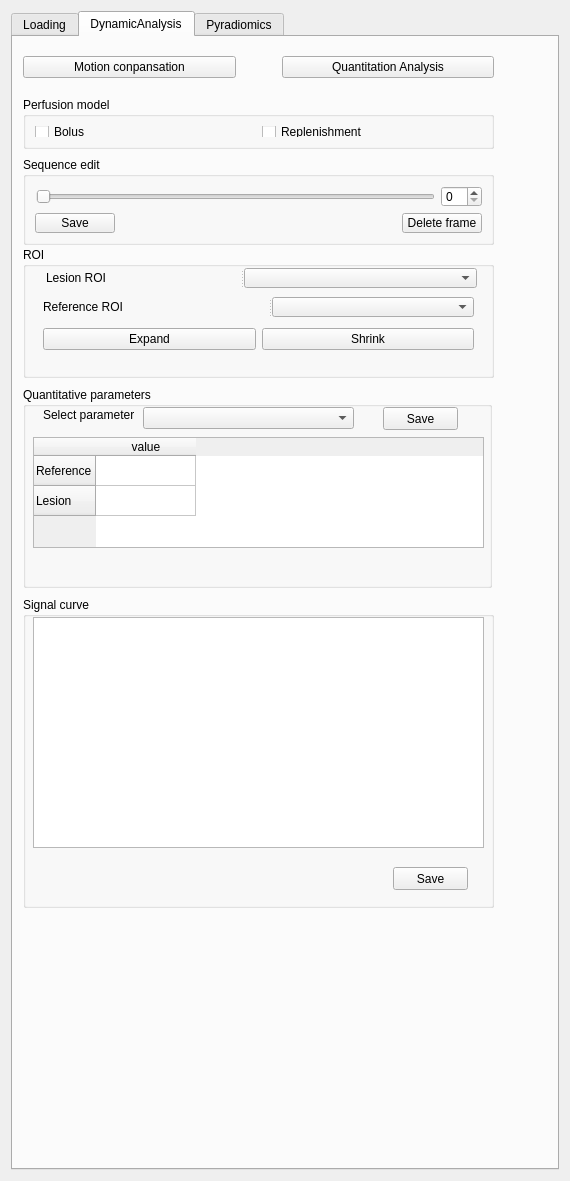
Above: Plugins/US.ToolKit/src/internal/USToolKitViewControls.ui from yexuehua/CEUS before the change. Below: the same form after it.
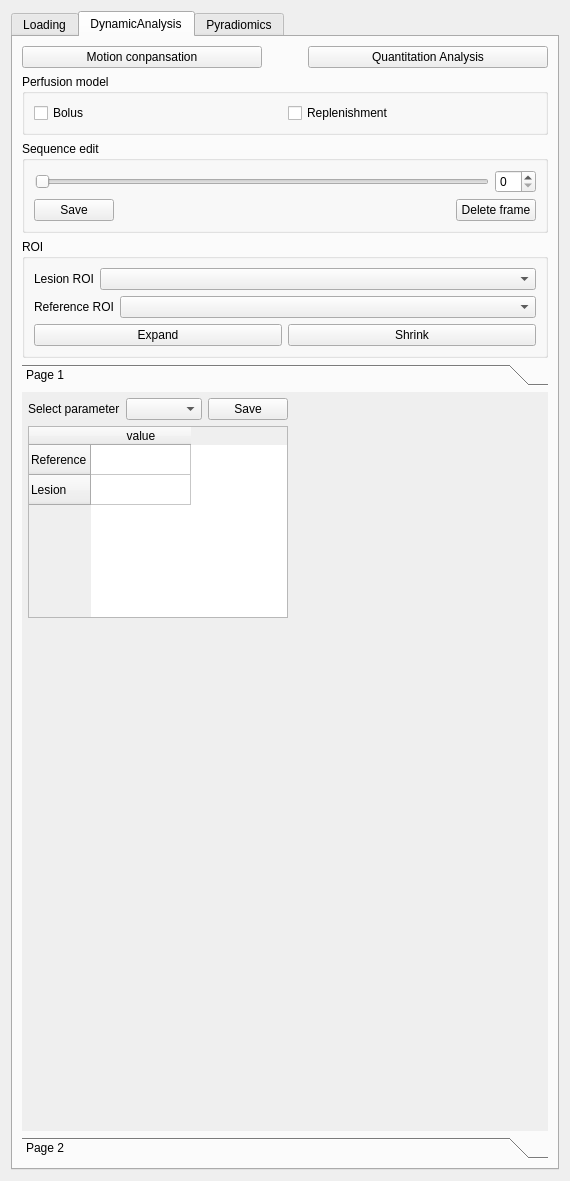
That is the form after the change. The open tabs and pages were chosen to show the change. Icons and pictures are not drawn. Custom widgets are drawn as their Qt base class.

Patch:
```diff
--- a/Plugins/US.ToolKit/src/internal/USToolKitViewControls.ui
+++ b/Plugins/US.ToolKit/src/internal/USToolKitViewControls.ui
@@ -118,93 +118,82 @@
       <attribute name="title">
        <string>DynamicAnalysis</string>
       </attribute>
-      <widget class="QGroupBox" name="DCEUSStaticGroupBox">
-       <property name="geometry">
-        <rect>
-         <x>10</x>
-         <y>350</y>
-         <width>469</width>
-         <height>201</height>
-        </rect>
-       </property>
+      <layout class="QVBoxLayout" name="verticalLayout_15">
+       <item>
+        <layout class="QVBoxLayout" name="verticalLayout_14">
+         <item>
+          <layout class="QHBoxLayout" name="horizontalLayout">
+           <item>
+            <widget class="QPushButton" name="pushButton_13">
+             <property name="text">
+              <string>Motion conpansation</string>
+             </property>
+            </widget>
+           </item>
+           <item>
+            <spacer name="horizontalSpacer_9">
+             <property name="orientation">
+              <enum>Qt::Horizontal</enum>
+             </property>
+             <property name="sizeType">
+              <enum>QSizePolicy::Maximum</enum>
+             </property>
+             <property name="sizeHint" stdset="0">
+              <size>
+               <width>40</width>
+               <height>20</height>
+              </size>
+             </property>
+            </spacer>
+           </item>
+           <item>
+            <widget class="QPushButton" name="USQuantitationButton">
+             <property name="text">
+              <string>Quantitation Analysis</string>
+             </property>
+            </widget>
+           </item>
+          </layout>
+         </item>
+         <item>
+          <widget class="QGroupBox" name="groupBox_2">
        <property name="title">
-        <string>Quantitative parameters</string>
-       </property>
-       <widget class="QLabel" name="label_9">
-        <property name="geometry">
-         <rect>
-          <x>20</x>
-          <y>20</y>
-          <width>91</width>
-          <height>16</height>
-         </rect>
-        </property>
+            <string>Perfusion model</string>
+           </property>
+           <layout class="QVBoxLayout" name="verticalLayout_11">
+            <item>
+             <layout class="QGridLayout" name="gridLayout_3">
+              <item row="0" column="0">
+               <widget class="QCheckBox" name="DCEUSDynamicCheckbox">
         <property name="text">
-         <string>Select parameter</string>
-        </property>
-       </widget>
-       <widget class="QComboBox" name="comboBox_2">
-        <property name="geometry">
-         <rect>
-          <x>120</x>
-          <y>20</y>
-          <width>211</width>
-          <height>22</height>
-         </rect>
-        </property>
-       </widget>
-       <widget class="QTableWidget" name="tableWidget">
-        <property name="geometry">
-         <rect>
-          <x>10</x>
-          <y>50</y>
-          <width>451</width>
-          <height>111</height>
-         </rect>
-        </property>
-        <row>
+                 <string>Bolus</string>
+                </property>
+                <property name="autoExclusive">
+                 <bool>true</bool>
+                </property>
+               </widget>
+              </item>
+              <item row="0" column="1">
+               <widget class="QCheckBox" name="DCEUSStaticCheckbox">
          <property name="text">
-          <string>Reference</string>
-         </property>
-        </row>
-        <row>
-         <property name="text">
-          <string>Lesion</string>
-         </property>
-        </row>
-        <column>
-         <property name="text">
-          <string>value</string>
-         </property>
-        </column>
-       </widget>
-       <widget class="QPushButton" name="pushButton_5">
-        <property name="geometry">
-         <rect>
-          <x>360</x>
-          <y>20</y>
-          <width>75</width>
-          <height>23</height>
-         </rect>
-        </property>
-        <property name="text">
-         <string>Save</string>
-        </property>
-       </widget>
-      </widget>
+                 <string>Replenishment</string>
+                </property>
+                <property name="autoExclusive">
+                 <bool>true</bool>
+                </property>
+               </widget>
+              </item>
+             </layout>
+            </item>
+           </layout>
+          </widget>
+         </item>
+         <item>
       <widget class="QGroupBox" name="ColorUSGroupBox">
-       <property name="geometry">
-        <rect>
-         <x>10</x>
-         <y>120</y>
-         <width>471</width>
-         <height>88</height>
-        </rect>
-       </property>
        <property name="title">
         <string>Sequence edit</string>
        </property>
-       <layout class="QVBoxLayout" name="verticalLayout_2">
+           <layout class="QVBoxLayout" name="verticalLayout_12">
         <item>
          <layout class="QHBoxLayout" name="horizontalLayout_10">
           <item>
@@ -268,27 +257,42 @@
         </item>
        </layout>
       </widget>
+         </item>
+         <item>
       <widget class="QGroupBox" name="groupBox_3">
-       <property name="geometry">
-        <rect>
-         <x>10</x>
-         <y>210</y>
-         <width>471</width>
-         <height>131</height>
-        </rect>
-       </property>
        <property name="title">
         <string>ROI</string>
        </property>
-       <widget class="QWidget" name="layoutWidget">
-        <property name="geometry">
-         <rect>
-          <x>20</x>
-          <y>80</y>
-          <width>431</width>
-          <height>25</height>
-         </rect>
-        </property>
+           <layout class="QVBoxLayout" name="verticalLayout_13">
+            <item>
+             <layout class="QFormLayout" name="formLayout_2">
+              <item row="0" column="0">
+               <widget class="QLabel" name="label_5">
+                <property name="text">
+                 <string>Lesion ROI</string>
+                </property>
+               </widget>
+              </item>
+              <item row="0" column="1">
+               <widget class="QComboBox" name="comboBox"/>
+              </item>
+             </layout>
+            </item>
+            <item>
+             <layout class="QFormLayout" name="formLayout">
+              <item row="0" column="0">
+               <widget class="QLabel" name="label_7">
+                <property name="text">
+                 <string>Reference ROI</string>
+                </property>
+               </widget>
+              </item>
+              <item row="0" column="1">
+               <widget class="QComboBox" name="comboBox_3"/>
+              </item>
+             </layout>
+            </item>
+            <item>
         <layout class="QHBoxLayout" name="horizontalLayout_12">
          <item>
           <widget class="QPushButton" name="pushButton">
@@ -305,146 +309,139 @@
           </widget>
          </item>
         </layout>
-       </widget>
-       <widget class="QSplitter" name="splitter_2">
-        <property name="geometry">
-         <rect>
-          <x>20</x>
-          <y>50</y>
-          <width>431</width>
-          <height>20</height>
-         </rect>
-        </property>
-        <property name="orientation">
-         <enum>Qt::Horizontal</enum>
-        </property>
-        <widget class="QLabel" name="label_7">
-         <property name="text">
-          <string>Reference ROI</string>
-         </property>
-        </widget>
-        <widget class="QComboBox" name="comboBox_3"/>
-       </widget>
-       <widget class="QSplitter" name="splitter_3">
+            </item>
+           </layout>
+          </widget>
+         </item>
+         <item>
+          <widget class="QToolBox" name="toolBox">
+           <property name="toolTip">
+            <string>&lt;html&gt;&lt;head/&gt;&lt;body&gt;&lt;p&gt;&lt;br/&gt;&lt;/p&gt;&lt;/body&gt;&lt;/html&gt;</string>
+           </property>
+           <property name="currentIndex">
+            <number>0</number>
+           </property>
+           <widget class="QWidget" name="page">
         <property name="geometry">
          <rect>
-          <x>23</x>
-          <y>21</y>
-          <width>431</width>
-          <height>20</height>
-         </rect>
-        </property>
-        <property name="orientation">
-         <enum>Qt::Horizontal</enum>
-        </property>
-        <widget class="QLabel" name="label_5">
-         <property name="text">
-          <string>Lesion ROI</string>
-         </property>
-        </widget>
-        <widget class="QComboBox" name="comboBox"/>
-       </widget>
-      </widget>
-      <widget class="QGroupBox" name="groupBox_2">
+              <x>0</x>
+              <y>0</y>
+              <width>484</width>
+              <height>817</height>
+             </rect>
+            </property>
+            <attribute name="label">
+             <string>Page 1</string>
+            </attribute>
+            <widget class="QWidget" name="layoutWidget">
        <property name="geometry">
         <rect>
-         <x>10</x>
-         <y>60</y>
-         <width>471</width>
-         <height>52</height>
-        </rect>
-       </property>
-       <property name="title">
-        <string>Perfusion model</string>
-       </property>
-       <layout class="QHBoxLayout" name="horizontalLayout_2">
+               <x>6</x>
+               <y>6</y>
+               <width>260</width>
+               <height>268</height>
+              </rect>
+             </property>
+             <layout class="QVBoxLayout" name="verticalLayout_5">
         <item>
-         <layout class="QGridLayout" name="gridLayout_3">
+               <layout class="QGridLayout" name="gridLayout_2">
           <item row="0" column="0">
-           <widget class="QCheckBox" name="DCEUSDynamicCheckbox">
-            <property name="text">
-             <string>Bolus</string>
-            </property>
-            <property name="autoExclusive">
+                 <widget class="QLabel" name="label_9">
+                  <property name="enabled">
              <bool>true</bool>
             </property>
+                  <property name="text">
+                   <string>Select parameter</string>
+                  </property>
            </widget>
           </item>
           <item row="0" column="1">
-           <widget class="QCheckBox" name="DCEUSStaticCheckbox">
+                 <widget class="QComboBox" name="comboBox_2"/>
+                </item>
+                <item row="0" column="2">
+                 <widget class="QPushButton" name="pushButton_5">
             <property name="text">
-             <string>Replenishment</string>
-            </property>
-            <property name="autoExclusive">
-             <bool>true</bool>
-            </property>
-           </widget>
-          </item>
+                   <string>Save</string>
+                  </property>
+                 </widget>
+                </item>
+               </layout>
+              </item>
+              <item>
+               <layout class="QVBoxLayout" name="verticalLayout_4">
+                <item>
+                 <widget class="QTableWidget" name="tableWidget">
+                  <row>
+                   <property name="text">
+                    <string>Reference</string>
+                   </property>
+                  </row>
+                  <row>
+                   <property name="text">
+                    <string>Lesion</string>
+                   </property>
+                  </row>
+                  <column>
+                   <property name="text">
+                    <string>value</string>
+                   </property>
+                  </column>
+                 </widget>
+                </item>
+                <item>
+                 <spacer name="verticalSpacer_2">
+                  <property name="orientation">
+                   <enum>Qt::Vertical</enum>
+                  </property>
+                  <property name="sizeHint" stdset="0">
+                   <size>
+                    <width>20</width>
+                    <height>40</height>
+                   </size>
+                  </property>
+                 </spacer>
+                </item>
          </layout>
         </item>
        </layout>
       </widget>
+           </widget>
+           <widget class="QWidget" name="page2">
+            <property name="geometry">
+             <rect>
+              <x>0</x>
+              <y>0</y>
+              <width>116</width>
+              <height>124</height>
+             </rect>
+            </property>
+            <attribute name="label">
+             <string>Page 2</string>
+            </attribute>
+            <layout class="QVBoxLayout" name="verticalLayout_10">
+             <item>
       <widget class="QGroupBox" name="groupBox">
-       <property name="geometry">
-        <rect>
-         <x>10</x>
-         <y>560</y>
-         <width>471</width>
-         <height>311</height>
-        </rect>
-       </property>
        <property name="title">
         <string>Signal curve</string>
        </property>
-       <widget class="QGraphicsView" name="graphicsView">
-        <property name="geometry">
-         <rect>
-          <x>10</x>
-          <y>20</y>
-          <width>451</width>
-          <height>231</height>
-         </rect>
-        </property>
-       </widget>
+               <layout class="QVBoxLayout" name="verticalLayout_2">
+                <item>
+                 <widget class="QGraphicsView" name="graphicsView"/>
+                </item>
+                <item>
+                 <layout class="QHBoxLayout" name="horizontalLayout_3">
+                  <item>
        <widget class="QPushButton" name="pushButton_6">
-        <property name="geometry">
-         <rect>
-          <x>370</x>
-          <y>270</y>
-          <width>75</width>
-          <height>23</height>
-         </rect>
-        </property>
         <property name="text">
          <string>Save</string>
         </property>
        </widget>
-      </widget>
-      <widget class="QWidget" name="layoutWidget">
-       <property name="geometry">
-        <rect>
-         <x>10</x>
-         <y>10</y>
-         <width>471</width>
-         <height>41</height>
-        </rect>
-       </property>
-       <layout class="QHBoxLayout" name="horizontalLayout">
-        <item>
-         <widget class="QPushButton" name="pushButton_13">
-          <property name="text">
-           <string>Motion conpansation</string>
-          </property>
-         </widget>
         </item>
         <item>
-         <spacer name="horizontalSpacer_9">
+                   <spacer name="horizontalSpacer">
           <property name="orientation">
            <enum>Qt::Horizontal</enum>
           </property>
-          <property name="sizeType">
-           <enum>QSizePolicy::Maximum</enum>
-          </property>
           <property name="sizeHint" stdset="0">
            <size>
             <width>40</width>
@@ -453,15 +450,31 @@
           </property>
          </spacer>
         </item>
+                 </layout>
+                </item>
+               </layout>
+              </widget>
+             </item>
         <item>
-         <widget class="QPushButton" name="pushButton_12">
-          <property name="text">
-           <string>Quantitation Analysis</string>
-          </property>
-         </widget>
+              <spacer name="verticalSpacer_3">
+               <property name="orientation">
+                <enum>Qt::Vertical</enum>
+               </property>
+               <property name="sizeHint" stdset="0">
+                <size>
+                 <width>20</width>
+                 <height>397</height>
+                </size>
+               </property>
+              </spacer>
         </item>
        </layout>
       </widget>
+          </widget>
+         </item>
+        </layout>
+       </item>
+      </layout>
      </widget>
      <widget class="QWidget" name="tab_3">
       <attribute name="title">
```
Left out of the diff: 12 changed lines with no effect on the pictures. Lines whose indentation alone changed are shown as unchanged.
